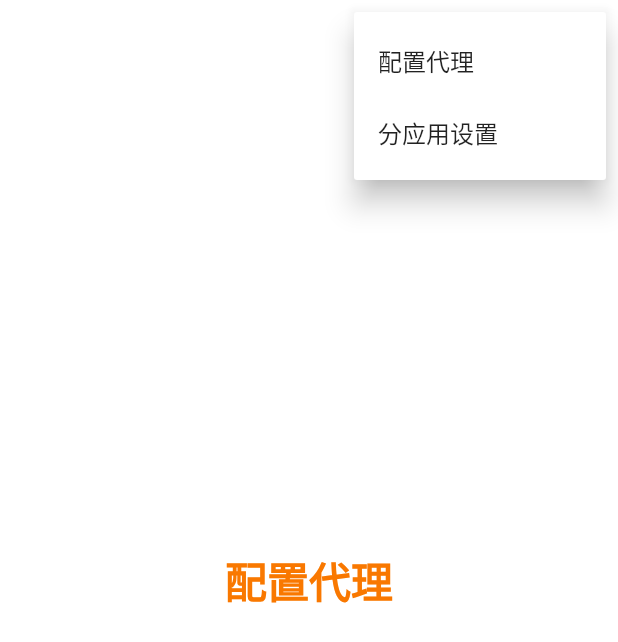
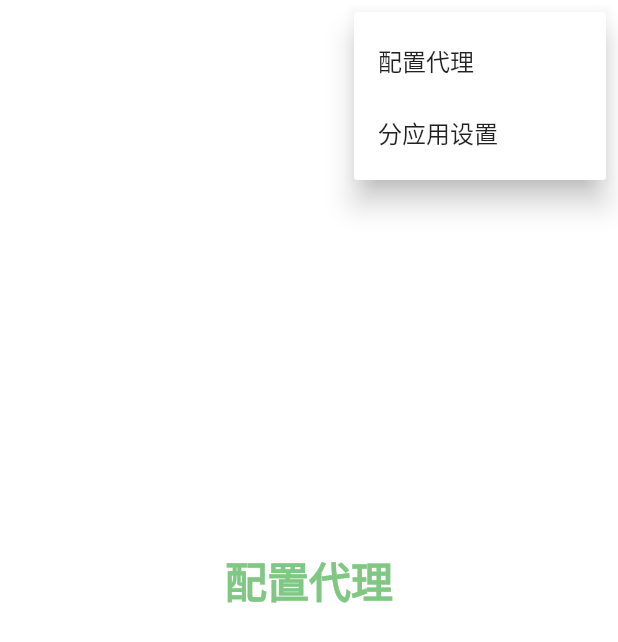
Before and after one commit to lemos1235/leaves, a Flutter app: the screen it shows after launch, after a tap on the "more vert" icon, on a phone screen of 412 x 824 dp. Shown: the top 642 px of the screen. Run offline on Flutter 3.47's test engine with Material 2 defaults, Android fonts, the phone set to English and light mode, and no system bars; our stand-ins replace hive, hive_flutter; missing offline and left inert: flutter_vpn, installed_apps; accounts and stored records are empty.

Commit message:
feat: 启动时初始化应用列表

```diff
--- a/lib/main.dart
+++ b/lib/main.dart
@@ -36,14 +36,14 @@ class MyApp extends StatelessWidget {
       // scrollBehavior: CupertinoScrollBehavior(),
       darkTheme: ThemeData(
         brightness: Brightness.dark,
-        primarySwatch: Colors.orange,
-        primaryColor: Color(0xFFF97800),
+        primarySwatch: Colors.green,
+        primaryColor: Color(0xFF81C784),
         colorScheme: ColorScheme.dark(
-          primary: Color(0xFFF97800),
-          secondary: Color(0xFFF97800),
+          primary: Color(0xFF81C784),
+          secondary: Color(0xFF81C784),
         ),
         floatingActionButtonTheme: FloatingActionButtonThemeData(
-          backgroundColor: Color(0xFFF97800),
+          backgroundColor: Color(0xFF81C784),
         ),
         appBarTheme: AppBarTheme(
           centerTitle: true,
@@ -71,8 +71,8 @@ class MyApp extends StatelessWidget {
       ),
       scrollBehavior: CupertinoScrollBehavior(),
       theme: ThemeData(
-        primarySwatch: Colors.orange,
-        primaryColor: Color(0xFFF97800),
+        primarySwatch: Colors.green,
+        primaryColor: Color(0xFF81C784),
         appBarTheme: AppBarTheme(
           centerTitle: true,
           elevation: 0,
--- a/lib/providers/filters_provider.dart
+++ b/lib/providers/filters_provider.dart
@@ -17,6 +17,8 @@ import 'package:uuid/uuid.dart';
 class FiltersProvider with ChangeNotifier {
   List<FilterApp> filterAppList = [];
 
+  List<AppInfo> installedAppList = [];
+
   List<String> internalPackageNames = [
     'club.lemos.leaves',
     'com.github.kr328.clash',
@@ -29,12 +31,27 @@ class FiltersProvider with ChangeNotifier {
   Future<void> initialize() async {
     filterAppList = FiltersHive.getFilterAppList();
     currentMode = FiltersHive.getCurrentMode();
+    installedAppList = await initializeInstalledAppList();
     notifyListeners();
   }
 
   //获取内置应用
   List<String> getInternalPackageNames() {
     return internalPackageNames;
+  }
+
+  //初始化已安装应用
+  Future<List<AppInfo>> initializeInstalledAppList() async {
+    final installedApp = (await InstalledApps.getInstalledApps(true, true));
+    final visibleAppList =
+        installedApp.where((element) => !internalPackageNames.contains(element.packageName)).toList();
+    syncFilterAppList(visibleAppList);
+    return visibleAppList;
+  }
+
+  //获取已安装应用列表
+  List<AppInfo> getInstalledAppList() {
+    return installedAppList;
   }
 
   //获取当前模式
```
Also changed, not shown: lib/pages/setting/filters/filters_page.dart (+3 -8 lines).
